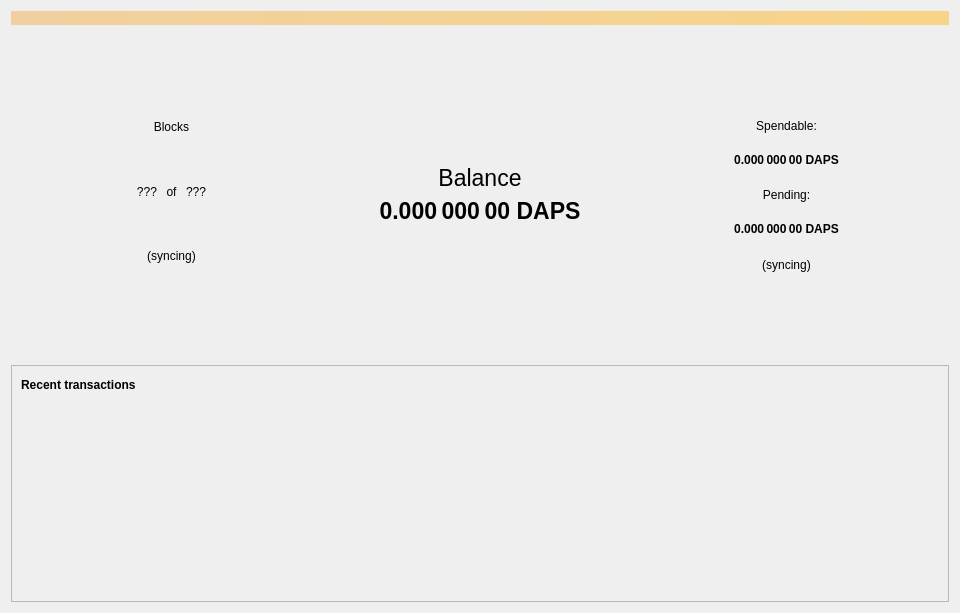
First picture: the form in src/qt/forms/overviewpage.ui, repository pedrorv0106/DAPS, before the edit.
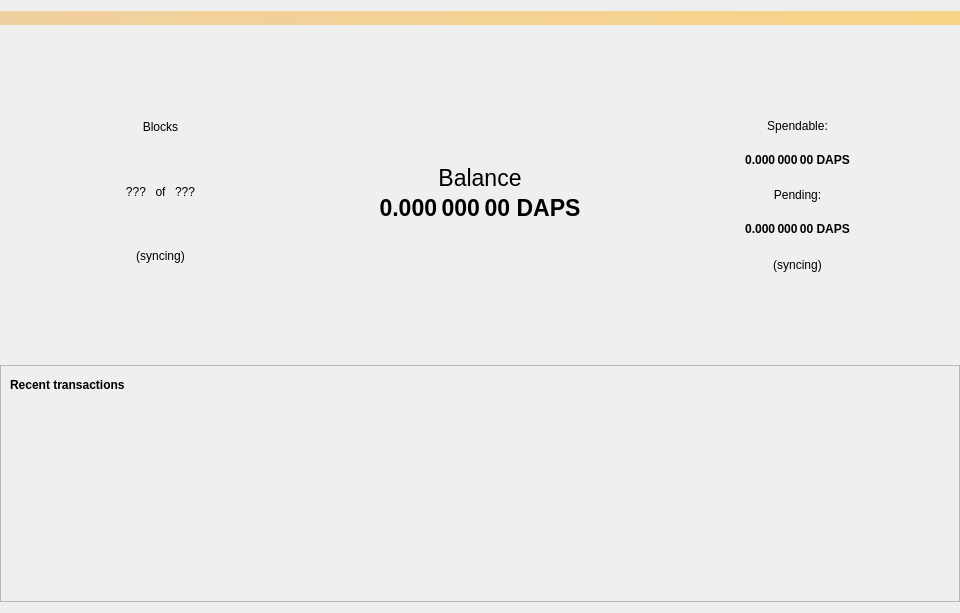
Second picture: the form after the edit. Icons and pictures are not drawn.

Commit message: DAPS-642 make minium window size for 1280x800 screen

```diff
--- a/src/qt/forms/overviewpage.ui
+++ b/src/qt/forms/overviewpage.ui
@@ -26,6 +26,15 @@
    <bool>false</bool>
   </property>
   <layout class="QVBoxLayout" name="topLayout">
+   <property name="spacing">
+    <number>6</number>
+   </property>
+   <property name="leftMargin">
+    <number>0</number>
+   </property>
+   <property name="rightMargin">
+    <number>0</number>
+   </property>
    <item>
     <widget class="QLabel" name="labelAlerts">
      <property name="visible">
@@ -46,6 +55,9 @@
     <layout class="QVBoxLayout" name="verticalLayout" stretch="0,1">
      <item>
       <layout class="QHBoxLayout" name="horizontalLayout" stretch="0,0,0">
+       <property name="spacing">
+        <number>0</number>
+       </property>
        <item>
         <widget class="QWidget" name="widgetSyncBlocks" native="true">
          <property name="sizePolicy">
```
Left out of the diff: 4 changed lines with no effect on the pictures. The commit also changes 4 other files.
